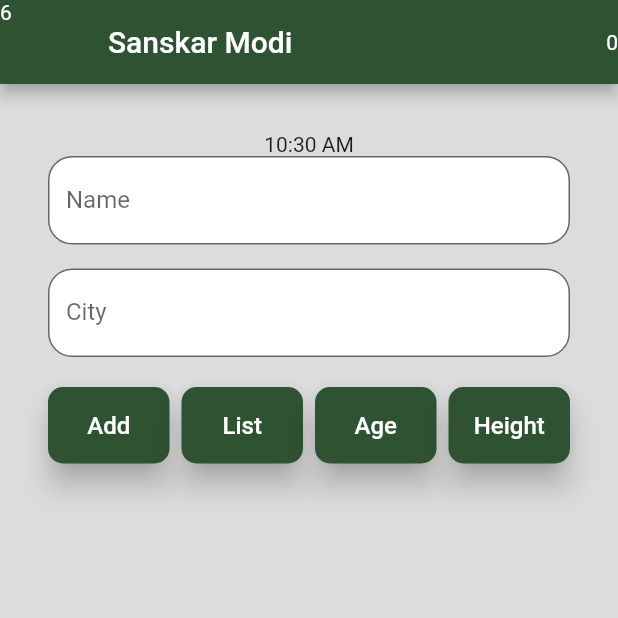
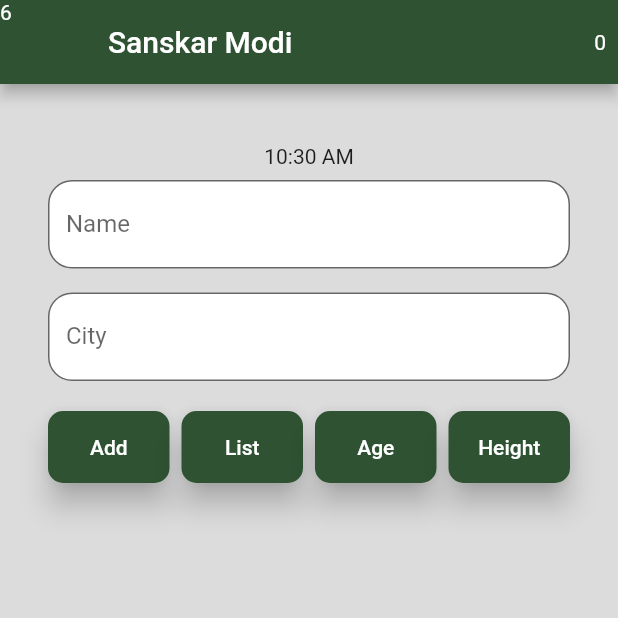
Before and after one commit to SanskarModi22/Flutter_Provider, a Flutter app: the screen it shows after launch, on a phone screen of 412 x 824 dp, the top half of it. Run offline on Flutter 3.47's test engine with Material 2 defaults, Android fonts, the phone set to English and light mode, and no system bars.

Commit message:
Project completed

```diff
--- a/lib/main.dart
+++ b/lib/main.dart
@@ -1,5 +1,5 @@
 import 'package:flutter/material.dart';
-import 'package:flutter_provider/api/cheetah_api.dart';
+import 'package:flutter_provider/api/prov_api.dart';
 import 'package:flutter_provider/controllers/notifier.dart';
 import 'package:flutter_provider/screens/home.dart';
 import 'package:provider/provider.dart';
--- a/lib/screens/home.dart
+++ b/lib/screens/home.dart
@@ -1,10 +1,10 @@
 import 'package:flutter/material.dart';
-import 'package:flutter_provider/api/cheetah_api.dart';
+import 'package:flutter_provider/api/prov_api.dart';
 import 'package:flutter_provider/controllers/notifier.dart';
 import 'package:flutter_provider/model/user.dart';
 import 'package:flutter_provider/screens/user_list_screen.dart';
-import 'package:flutter_provider/widget/cheetah_button.dart';
-import 'package:flutter_provider/widget/cheetah_input.dart';
+import 'package:flutter_provider/widget/user_button.dart';
+import 'package:flutter_provider/widget/user_input.dart';
 import 'package:flutter_provider/widget/user_list.dart';
 import 'package:provider/provider.dart';
 
@@ -28,7 +28,9 @@ class HomeState extends State<Home> {
       backgroundColor: Theme.of(context).backgroundColor,
       appBar: AppBar(
         actions: [
-          Center(
+          Padding(
+            padding: const EdgeInsets.all(8.0),
+            child: Center(
               //This Selector is equally powerful as Consumer or watch() function
               //Unlike watch() function it does not rebuild the widget tree again and again
               //It is highly selective and filter updates by selecting limited amount of values
@@ -36,6 +38,7 @@ class HomeState extends State<Home> {
                 selector: (_, notifier) => notifier.age,
                 builder: (_, age, __) => Text(
                   age.toString(),
+                ),
               ),
             ),
           )
@@ -61,7 +64,9 @@ class HomeState extends State<Home> {
           child: Column(
             mainAxisAlignment: MainAxisAlignment.center,
             children: <Widget>[
-              FutureProvider(
+              Padding(
+                padding: const EdgeInsets.all(8.0),
+                child: FutureProvider(
                   create: (_) => getCurrentTime(),
                   initialData: "Loading Data...",
                   child: Consumer<String>(
@@ -70,16 +75,17 @@ class HomeState extends State<Home> {
                       notif,
                     ),
                   ),
+                ),
               ), //Here we are localizing the Future provider to a single class.
               //Earlier we had used it in MultiProvider
-              CheetahInput(
+              UserInput(
                 labelText: 'Name',
                 onSaved: (String value) {
                   _name = value;
                 },
               ),
               SizedBox(height: 16),
-              CheetahInput(
+              UserInput(
                 labelText: 'City',
                 onSaved: (String value) {
                   _city = value;
@@ -89,7 +95,7 @@ class HomeState extends State<Home> {
               Row(
                 mainAxisAlignment: MainAxisAlignment.spaceBetween,
                 children: [
-                  CheetahButton(
+                  UserButton(
                     text: 'Add',
                     onPressed: () {
                       if (!_formKey.currentState.validate()) return;
@@ -102,7 +108,7 @@ class HomeState extends State<Home> {
                     },
                   ),
                   SizedBox(width: 8),
-                  CheetahButton(
+                  UserButton(
                     text: 'List',
                     onPressed: () {
                       Navigator.push(
@@ -114,15 +120,16 @@ class HomeState extends State<Home> {
                     },
                   ),
                   SizedBox(width: 8),
-                  CheetahButton(
+                  UserButton(
                     text: 'Age',
                     onPressed: () {
                       context.read<UserNot>().incrementAge();
                     },
                   ),
                   SizedBox(width: 8),
-                  CheetahButton(
+                  UserButton(
                       text: 'Height',
+
                       onPressed: () {
                         context.read<UserNot>().incrementHeight();
                       }),
--- a/lib/widget/cheetah_button.dart
+++ b/lib/widget/user_button.dart
@@ -1,11 +1,11 @@
 import 'package:flutter/material.dart';
 
-class CheetahButton extends StatelessWidget {
+class UserButton extends StatelessWidget {
   final String text;
   final Function onPressed;
   final Color color;
 
-  CheetahButton({
+  UserButton({
     @required this.text,
     @required this.onPressed,
     this.color,
@@ -26,7 +26,7 @@ class CheetahButton extends StatelessWidget {
         child: Text(
           text,
           style: TextStyle(
-            fontSize: 16,
+            fontSize: 14,
             color: Colors.white,
           ),
         ),
--- a/lib/widget/cheetah_input.dart
+++ b/lib/widget/user_input.dart
@@ -1,10 +1,10 @@
 import 'package:flutter/material.dart';
 
-class CheetahInput extends StatelessWidget {
+class UserInput extends StatelessWidget {
   final String labelText;
   final Function onSaved;
 
-  CheetahInput({
+  UserInput({
     @required this.labelText,
     @required this.onSaved,
   });
```
Also changed, not shown: lib/api/prov_api.dart (renamed from lib/api/cheetah_api.dart). Lines whose indentation alone changed are shown as unchanged.
